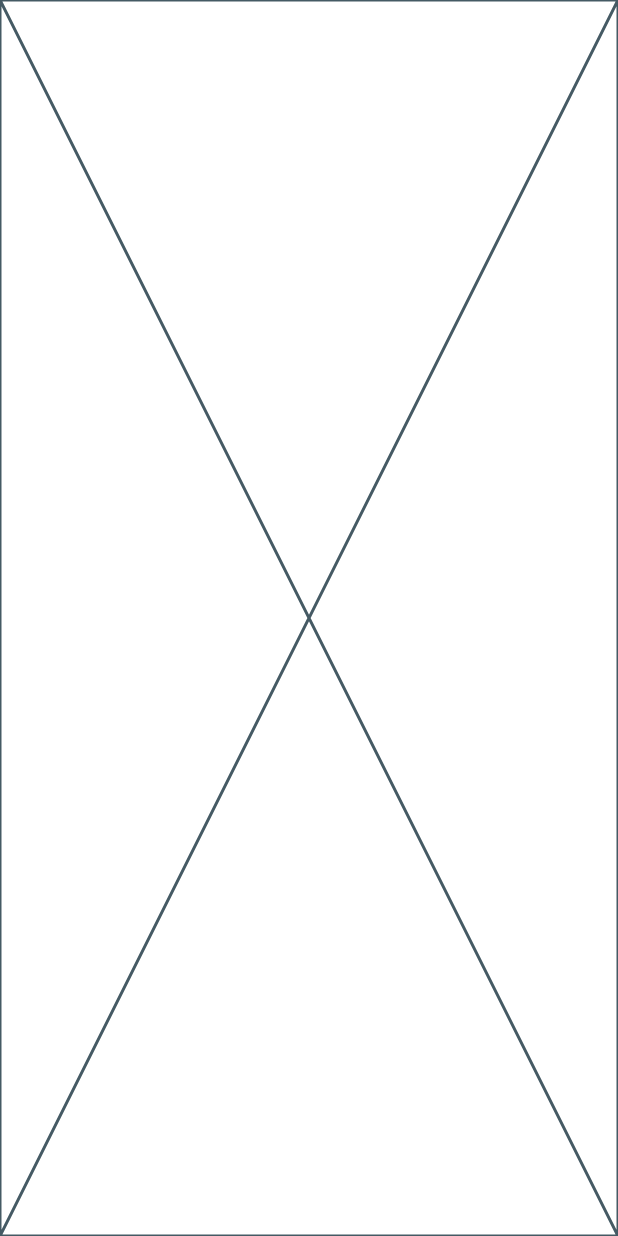
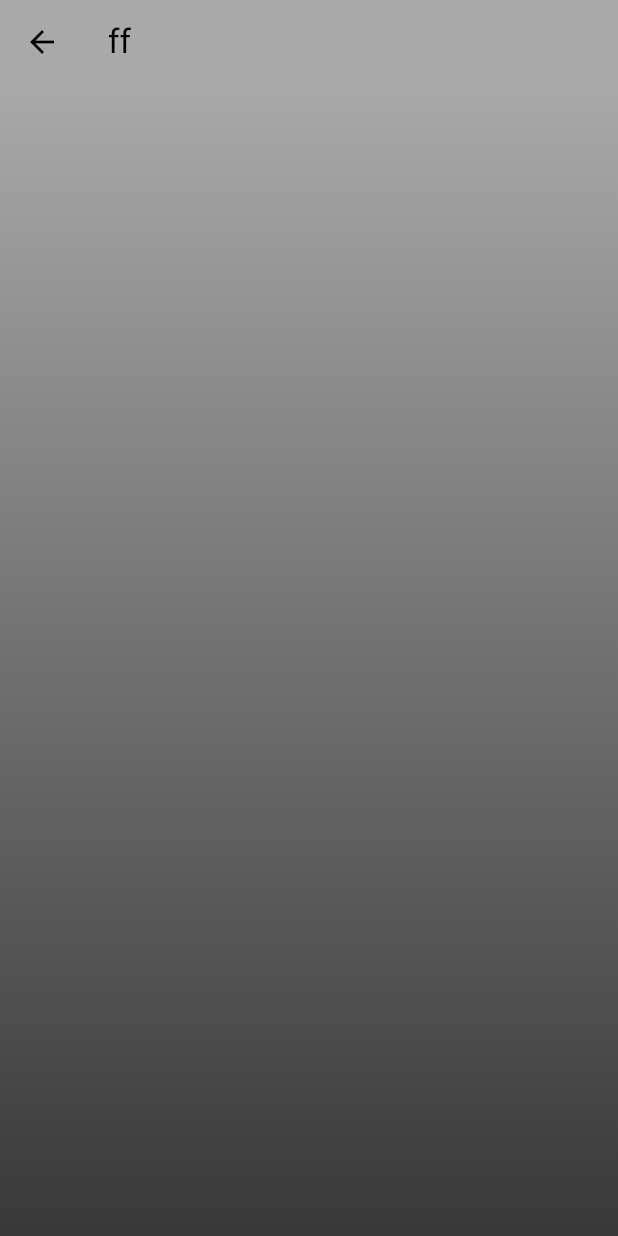
Before and after one commit to KaterinaOsipenko/to_do_app, a Flutter app: the ToDoList screen opened directly, after a tap on the "add" icon, on a phone screen of 412 x 824 dp. Run offline on Flutter 3.47's test engine with Material 2 defaults, Android fonts, the phone set to English and light mode, and no system bars; network calls fail.

Commit message:
add app bar widget

```diff
--- a/lib/screens/add_to_do_screen.dart
+++ b/lib/screens/add_to_do_screen.dart
@@ -1,4 +1,5 @@
 import 'package:flutter/material.dart';
+import 'package:to_do_app/widgets/background.dart';
 
 class AddToDo extends StatefulWidget {
   const AddToDo({super.key});
@@ -10,6 +11,17 @@ class AddToDo extends StatefulWidget {
 class _AddToDoState extends State<AddToDo> {
   @override
   Widget build(BuildContext context) {
-    return const Placeholder();
+    return Scaffold(
+      appBar: AppBar(
+        backgroundColor: Color.fromRGBO(169, 169, 169, 1),
+        title: Text("ff"),
+      ),
+      body: SafeArea(
+          child: Stack(
+        children: [
+          const Background(),
+        ],
+      )),
+    );
   }
 }
--- a/lib/screens/to_do_list.dart
+++ b/lib/screens/to_do_list.dart
@@ -1,8 +1,5 @@
-import 'dart:math';
-
 import 'package:flutter/material.dart';
 import 'package:to_do_app/models/to_do.dart';
-import 'package:to_do_app/models/status.dart';
 import 'package:to_do_app/models/type.dart';
 import 'package:to_do_app/services/api.dart';
 import 'package:to_do_app/widgets/add_to_to_button.dart';
@@ -20,7 +17,7 @@ class ToDoList extends StatefulWidget {
 
 class _ToDoListState extends State<ToDoList> {
   late Future<List<ToDo>> _toDoList;
-  var _isLoading = true;
+
   int _type = 0;
 
   @override
@@ -46,7 +43,6 @@ class _ToDoListState extends State<ToDoList> {
     }
     setState(() {
       _toDoList = list;
-      _isLoading = false;
     });
   }
 
@@ -58,8 +54,11 @@ class _ToDoListState extends State<ToDoList> {
   @override
   Widget build(BuildContext context) {
     return Scaffold(
-      body: SafeArea(
-        child: Stack(
+      appBar: AppBar(
+        backgroundColor: const Color.fromRGBO(169, 169, 169, 1),
+        toolbarHeight: 0,
+      ),
+      body: Stack(
         children: [
           const Background(),
           Column(
@@ -110,7 +109,6 @@ class _ToDoListState extends State<ToDoList> {
           ),
         ],
       ),
-      ),
     );
   }
 }
--- a/lib/widgets/background.dart
+++ b/lib/widgets/background.dart
@@ -1,4 +1,3 @@
-import 'package:flutter/foundation.dart';
 import 'package:flutter/material.dart';
 
 class Background extends StatelessWidget {
@@ -6,10 +5,7 @@ class Background extends StatelessWidget {
 
   @override
   Widget build(BuildContext context) {
-    final MediaQueryData _mediaQuery = MediaQuery.of(context);
     return Container(
-      width: _mediaQuery.size.width,
-      height: _mediaQuery.size.height,
       decoration: const BoxDecoration(
         gradient: LinearGradient(
           colors: [
```
Lines whose indentation alone changed are shown as unchanged.
